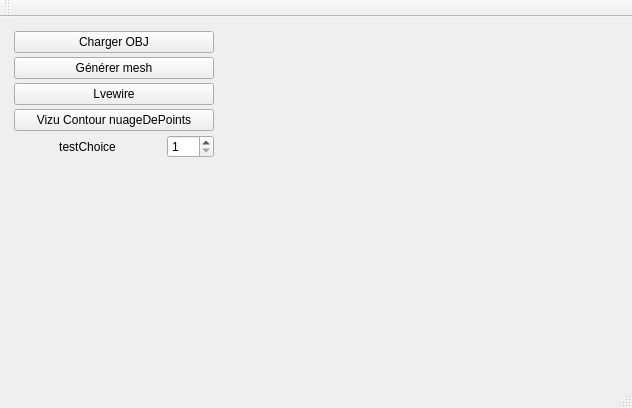
This is projetQt/mainwindow.ui in MABILYJohan/PFE_Livewire as Qt 5 draws it before an edit. The edited form follows.
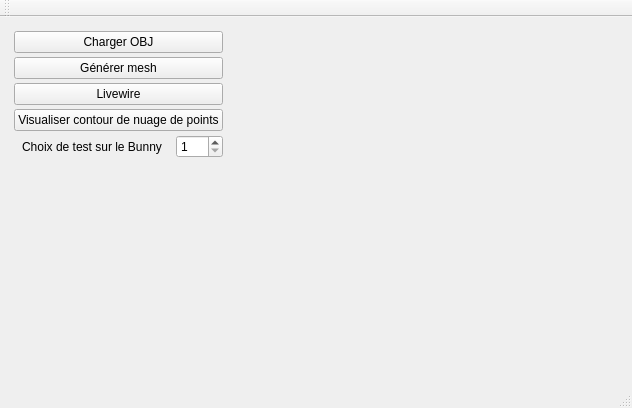
This is the edited form. Custom widgets are drawn as their Qt base class.

What changed in the file:
```diff
--- a/projetQt/mainwindow.ui
+++ b/projetQt/mainwindow.ui
@@ -68,14 +68,14 @@
        <item>
         <widget class="QPushButton" name="pushButton_livewire">
          <property name="text">
-          <string>Lvewire</string>
+          <string>Livewire</string>
          </property>
         </widget>
        </item>
        <item>
         <widget class="QPushButton" name="pushButton_vizuContour">
          <property name="text">
-          <string>Vizu Contour nuageDePoints</string>
+          <string>Visualiser contour de nuage de points</string>
          </property>
         </widget>
        </item>
@@ -90,7 +90,7 @@
             </sizepolicy>
            </property>
            <property name="text">
-            <string>testChoice</string>
+            <string>Choix de test sur le Bunny</string>
            </property>
            <property name="alignment">
             <set>Qt::AlignCenter</set>
```
